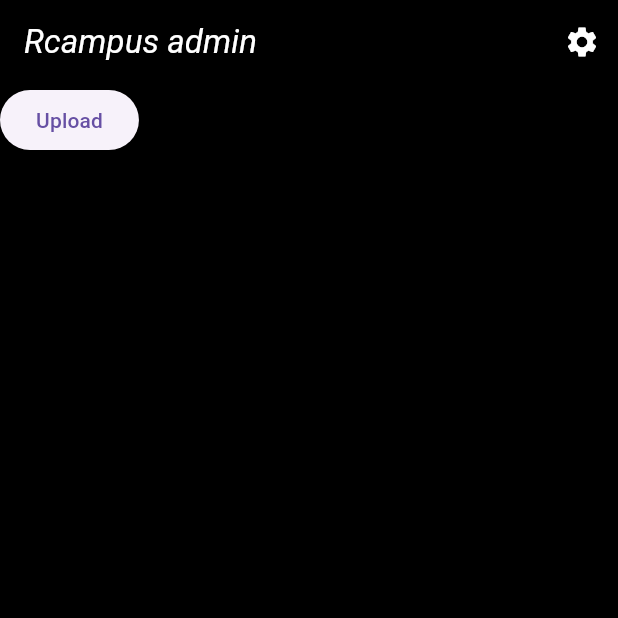
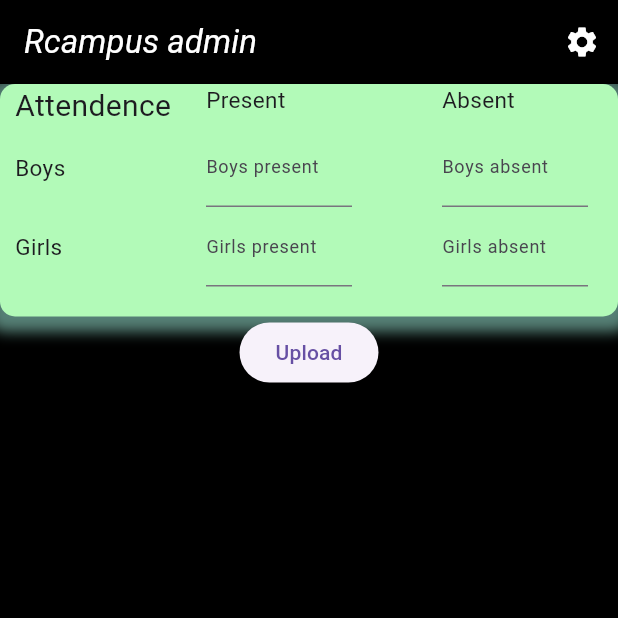
Before and after one commit to PrimeTheFirst/rcampus_admin, a Flutter app: the screen it shows after launch, on a phone screen of 412 x 824 dp, the top half of it. Run offline on Flutter 3.47's test engine with Material 3 defaults, Android fonts, the light colour scheme and no system bars; our stand-ins replace multi_select_flutter, shared_preferences; missing offline and left inert: dart:ffi, excel.

Commit message:
Added attendence

```diff
--- a/lib/main.dart
+++ b/lib/main.dart
@@ -1,3 +1,5 @@
+import 'dart:ffi';
+
 import 'package:flutter/material.dart';
 import 'package:multi_select_flutter/multi_select_flutter.dart';
 import 'package:shared_preferences/shared_preferences.dart';
@@ -33,7 +35,7 @@
           decoration: InputDecoration(
             hintText: helperText,
             contentPadding: EdgeInsets.zero,
-              hintStyle: const TextStyle(fontSize: 12)),
+          ),
         ),
       ),
     );
@@ -69,15 +71,15 @@
   @override
   Widget build(BuildContext context) {
     return Container(
-      margin: const EdgeInsets.only(left: 20, right: 20, top: 30),
+      margin: const EdgeInsets.only(left: 30, right: 30, top: 30),
       decoration: BoxDecoration(
         color: Colors.white,
         borderRadius: const BorderRadius.all(Radius.circular(10)),
         boxShadow: [
           BoxShadow(
             color: const Color.fromARGB(255, 255, 254, 254).withOpacity(0.5),
-            spreadRadius: 7,
-            blurRadius: 7,
+            spreadRadius: 8,
+            blurRadius: 8,
             offset: const Offset(0, 3), // changes position of shadow
           ),
         ],
@@ -160,6 +162,31 @@
       body: SingleChildScrollView(
         child: Column(
           children: [
+            Container(
+              width: double.maxFinite,
+              decoration: BoxDecoration(
+                color: const Color.fromARGB(255, 178, 250, 184),
+                borderRadius: const BorderRadius.all(Radius.circular(10)),
+                boxShadow: [
+                  BoxShadow(
+                    color: const Color.fromARGB(255, 170, 255, 234)
+                        .withOpacity(0.5),
+                    spreadRadius: 7,
+                    blurRadius: 7,
+                    offset: const Offset(0, 3), // changes position of shadow
+                  ),
+                ],
+              ),
+              child: const Padding(
+                padding: EdgeInsets.only(bottom: 20),
+                child: Column(
+                  children: [AttendenceTable()],
+                ),
+              ),
+            ),
+            SingleChildScrollView(
+              child: Column(
+                children: [
                   Column(
                     children: subjects!
                         .map((e) => SubjectInputs(
@@ -173,19 +200,20 @@
                         Sheet sheetObject = excel['Sheet1'];
                         int category = 0, subject = 0;
                         bool blank = false;
-                  print(globals
-                      .inputControllers[globals.inputCategorys[category]]);
+                        print(globals.inputControllers[
+                            globals.inputCategorys[category]]);
                         for (int i = 1; i <= subjects!.length * 7; i++) {
                           if (!blank) {
-                      var cell =
-                          sheetObject.cell(CellIndex.indexByString('A$i'));
+                            var cell = sheetObject
+                                .cell(CellIndex.indexByString('A$i'));
                             cell.value =
                                 TextCellValue(globals.inputCategorys[category]);
 
-                      cell = sheetObject.cell(CellIndex.indexByString('B$i'));
+                            cell = sheetObject
+                                .cell(CellIndex.indexByString('B$i'));
                             cell.value = TextCellValue(globals
-                          .inputControllers[globals.inputCategorys[category]]![
-                              subject]
+                                .inputControllers[
+                                    globals.inputCategorys[category]]![subject]
                                 .text);
                           }
                           if (category == 4) {
@@ -199,22 +227,7 @@
                           }
                           category++;
                         }
-                  // for (int i = 1; i < subjects!.length * 4; i++) {
-                  //   var cell = sheetObject.cell(CellIndex.indexByString('A$i'));
-                  //   cell.value =
-                  //       TextCellValue(globals.inputCategorys[category]);
 
-                  //   cell = sheetObject.cell(CellIndex.indexByString('B$i'));
-                  //   cell.value = TextCellValue(globals
-                  //       .inputControllers[globals.inputCategorys[category]]![
-                  //           subject]
-                  //       .text);
-                  //   category++;
-                  //   if (category == 4) {
-                  //     category = 0;
-                  //     subject++;
-                  //   }
-                  // }
                         var fileBytes = excel.save();
 
                         File(join('E:/output_file_name.xlsx'))
@@ -222,6 +235,9 @@
                           ..writeAsBytesSync(fileBytes!);
                       },
                       child: const Text("Upload"))
+                ],
+              ),
+            ),
           ],
         ),
       ),
@@ -380,3 +396,126 @@
     );
   }
 }
+
+class AttendenceTable extends StatelessWidget {
+  const AttendenceTable({super.key});
+  final double? tableNameFontSize = 15;
+  final double? helperTextSize = 12;
+
+  @override
+  Widget build(BuildContext context) {
+    return Table(
+      children: [
+        TableRow(
+          children: [
+            TableCell(
+              verticalAlignment: TableCellVerticalAlignment.top,
+              child: Container(
+                margin: const EdgeInsets.only(left: 10),
+                width: 32,
+                child: const Text(
+                  "Attendence",
+                  style: TextStyle(fontSize: 20),
+                ),
+              ),
+            ),
+            TableCell(
+              verticalAlignment: TableCellVerticalAlignment.top,
+              child: SizedBox(
+                width: 32,
+                child: Text(
+                  "Present",
+                  style: TextStyle(fontSize: tableNameFontSize),
+                ),
+              ),
+            ),
+            TableCell(
+              verticalAlignment: TableCellVerticalAlignment.top,
+              child: Container(
+                margin: const EdgeInsets.only(left: 20, right: 20),
+                child: Text(
+                  "Absent",
+                  style: TextStyle(fontSize: tableNameFontSize),
+                ),
+              ),
+            ),
+          ],
+        ),
+        TableRow(
+          children: [
+            TableCell(
+              verticalAlignment: TableCellVerticalAlignment.middle,
+              child: Container(
+                margin: const EdgeInsets.only(left: 10),
+                child: Text(
+                  "Boys",
+                  style: TextStyle(fontSize: tableNameFontSize),
+                ),
+              ),
+            ),
+            TableCell(
+              verticalAlignment: TableCellVerticalAlignment.top,
+              child: Container(
+                margin: const EdgeInsets.only(right: 40),
+                child: TextField(
+                  decoration: InputDecoration(
+                      labelStyle: TextStyle(fontSize: helperTextSize),
+                      labelText: "Boys present"),
+                ),
+              ),
+            ),
+            TableCell(
+              verticalAlignment: TableCellVerticalAlignment.top,
+              child: Container(
+                margin: const EdgeInsets.only(left: 20, right: 20),
+                child: TextField(
+                  decoration: InputDecoration(
+                      labelStyle: TextStyle(fontSize: helperTextSize),
+                      labelText: "Boys absent"),
+                ),
+              ),
+            ),
+          ],
+        ),
+        TableRow(
+          children: [
+            TableCell(
+              verticalAlignment: TableCellVerticalAlignment.middle,
+              child: Container(
+                margin: const EdgeInsets.only(left: 10),
+                child: Text(
+                  "Girls",
+                  style: TextStyle(fontSize: tableNameFontSize),
+                ),
+              ),
+            ),
+            TableCell(
+              verticalAlignment: TableCellVerticalAlignment.top,
+              child: Container(
+                margin: const EdgeInsets.only(right: 40),
+                child: TextField(
+                  decoration: InputDecoration(
+                    labelText: "Girls present",
+                    labelStyle: TextStyle(fontSize: helperTextSize),
+                  ),
+                ),
+              ),
+            ),
+            TableCell(
+              verticalAlignment: TableCellVerticalAlignment.top,
+              child: Container(
+                margin: const EdgeInsets.only(left: 20, right: 20),
+                child: TextField(
+                  decoration: InputDecoration(
+                    labelText: "Girls absent",
+                    labelStyle: TextStyle(fontSize: helperTextSize),
+                  ),
+                ),
+              ),
+            ),
+          ],
+        ),
+      ],
+    );
+  }
+}
--- a/pubspec.yaml
+++ b/pubspec.yaml
@@ -44,6 +44,7 @@
   excel: ^4.0.2
   path_provider: ^2.1.3
   path: ^1.9.0
+  flutter_editable_table: ^1.1.2
 
 dev_dependencies:
   flutter_test:
```
Also changed, not shown: pubspec.lock. Lines whose indentation alone changed are shown as unchanged.
